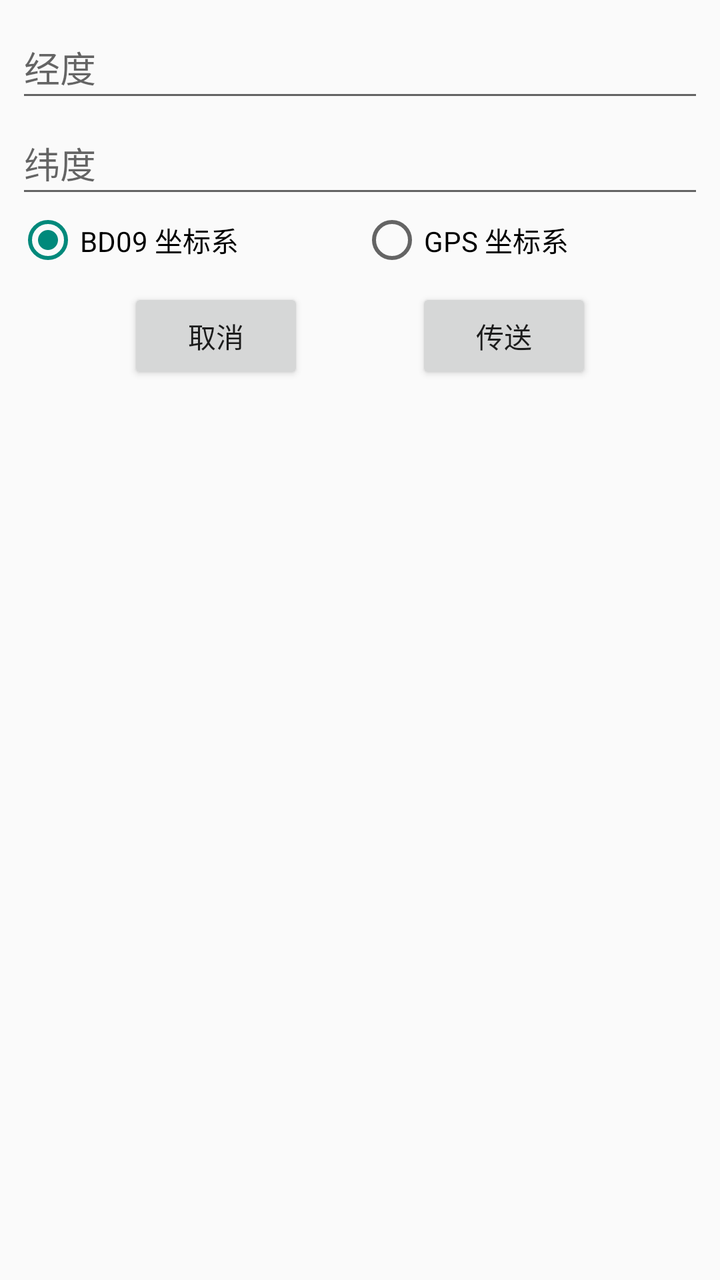
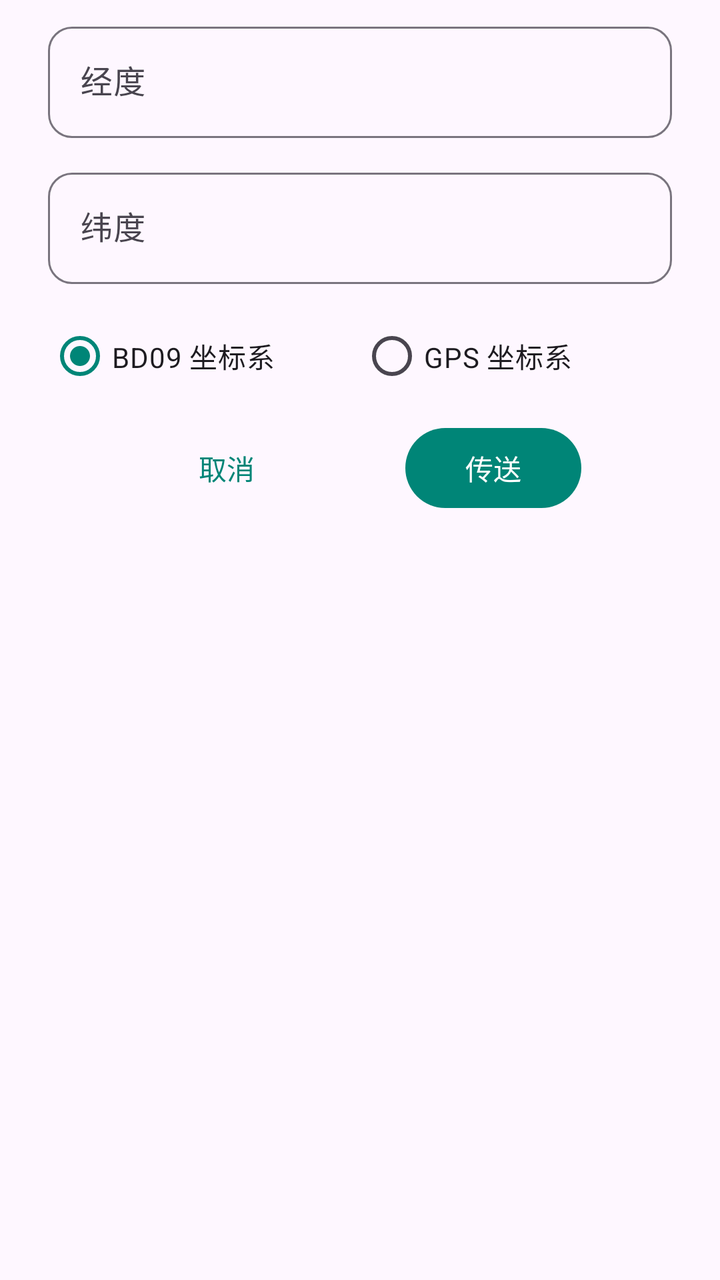

Compare the two renders of this Android layout. The source of the first and the diff that turns it into the second are given below.
<!-- AndroidManifest.xml: application theme AppTheme -->
<!-- res/layout/location_input.xml -->
<?xml version="1.0" encoding="utf-8"?>
<LinearLayout xmlns:android="http://schemas.android.com/apk/res/android"
    android:layout_width="match_parent"
    android:layout_height="wrap_content"
    android:orientation="vertical">

    <EditText
        android:id="@+id/joystick_longitude"
        android:layout_width="match_parent"
        android:layout_height="wrap_content"
        android:layout_marginStart="8dp"
        android:layout_marginTop="8dp"
        android:layout_marginEnd="8dp"
        android:autofillHints="longitude"
        android:hint="@string/label_longitude"
        android:inputType="numberDecimal"
        android:digits="-0123456789."
        android:minHeight="48dp" />

    <EditText
        android:id="@+id/joystick_latitude"
        android:layout_width="match_parent"
        android:layout_height="wrap_content"
        android:layout_marginStart="8dp"
        android:layout_marginEnd="8dp"
        android:autofillHints="latitude"
        android:hint="@string/label_latitude"
        android:inputType="numberDecimal"
        android:digits="-0123456789."
        android:minHeight="48dp" />

    <RadioGroup
        android:id="@+id/RadioGroupMapType"
        android:layout_width="match_parent"
        android:layout_height="wrap_content"
        android:layout_marginStart="8dp"
        android:layout_marginEnd="8dp"
        android:orientation="horizontal">

        <RadioButton
            android:id="@+id/pos_type_bd"
            android:layout_width="match_parent"
            android:layout_height="wrap_content"
            android:layout_weight="1"
            android:checked="true"
            android:text="@string/input_position_baidu" />

        <RadioButton
            android:layout_width="match_parent"
            android:layout_height="wrap_content"
            android:layout_weight="1"
            android:text="@string/input_position_gps" />
    </RadioGroup>


    <LinearLayout
        android:layout_width="match_parent"
        android:layout_height="wrap_content"
        android:layout_margin="8dp"
        android:orientation="horizontal">

        <Space
            android:layout_width="0dp"
            android:layout_height="wrap_content"
            android:layout_weight="1" />

        <Button
            android:id="@+id/input_position_cancel"
            android:layout_width="wrap_content"
            android:layout_height="wrap_content"
            android:text="@string/input_position_cancel"/>

        <Space
            android:layout_width="0dp"
            android:layout_height="wrap_content"
            android:layout_weight="1" />
        <Button
            android:id="@+id/input_position_ok"
            android:layout_width="wrap_content"
            android:layout_height="wrap_content"
            android:text="@string/input_position_ok"/>

        <Space
            android:layout_width="0dp"
            android:layout_height="wrap_content"
            android:layout_weight="1" />

    </LinearLayout>
</LinearLayout>
<!-- resources referenced by this layout -->
<resources>
  <string name="input_position_baidu">BD09 坐标系</string>
  <string name="input_position_cancel">取消</string>
  <string name="input_position_gps">GPS 坐标系</string>
  <string name="input_position_ok">传送</string>
  <string name="label_latitude">纬度</string>
  <string name="label_longitude">经度</string>
  <style name="AppTheme" parent="Theme.AppCompat.Light.DarkActionBar">
          <item name="colorPrimary">@color/colorPrimary</item>
          <item name="colorPrimaryDark">@color/colorPrimary</item>
          <item name="colorAccent">@color/colorAccent</item>
          <item name="buttonStyle">@style/AppTheme.Button</item>
          <item name="android:statusBarColor">@android:color/transparent</item>
      </style>
  <color name="colorPrimary">#ff008577</color>
  <color name="colorAccent">#ff00897B</color>
  <style name="AppTheme.Button" parent="Widget.AppCompat.Button.Colored">
          <item name="colorButtonNormal">@color/colorAccent</item>
      </style>
</resources>

<!-- the commit's change to res/layout/location_input.xml (unified diff, before → after) -->
@@ -2,51 +2,62 @@
 <LinearLayout xmlns:android="http://schemas.android.com/apk/res/android"
     android:layout_width="match_parent"
     android:layout_height="wrap_content"
-    android:orientation="vertical">
+    android:orientation="vertical"
+    android:paddingStart="24dp"
+    android:paddingTop="8dp"
+    android:paddingEnd="24dp"
+    android:paddingBottom="8dp">
 
-    <EditText
-        android:id="@+id/joystick_longitude"
+    <com.google.android.material.textfield.TextInputLayout
+        style="@style/Widget.App.RoundedTextInput"
         android:layout_width="match_parent"
         android:layout_height="wrap_content"
-        android:layout_marginStart="8dp"
-        android:layout_marginTop="8dp"
-        android:layout_marginEnd="8dp"
-        android:autofillHints="longitude"
-        android:hint="@string/label_longitude"
-        android:inputType="numberDecimal"
-        android:digits="-0123456789."
-        android:minHeight="48dp" />
+        android:hint="@string/label_longitude">
+        <com.google.android.material.textfield.TextInputEditText
+            android:id="@+id/joystick_longitude"
+            android:layout_width="match_parent"
+            android:layout_height="wrap_content"
+            android:autofillHints="longitude"
+            android:inputType="numberDecimal"
+            android:digits="-0123456789."
+            android:singleLine="true"
+            android:minHeight="48dp" />
+    </com.google.android.material.textfield.TextInputLayout>
 
-    <EditText
-        android:id="@+id/joystick_latitude"
+    <com.google.android.material.textfield.TextInputLayout
+        style="@style/Widget.App.RoundedTextInput"
         android:layout_width="match_parent"
         android:layout_height="wrap_content"
-        android:layout_marginStart="8dp"
-        android:layout_marginEnd="8dp"
-        android:autofillHints="latitude"
-        android:hint="@string/label_latitude"
-        android:inputType="numberDecimal"
-        android:digits="-0123456789."
-        android:minHeight="48dp" />
+        android:layout_marginTop="12dp"
+        android:hint="@string/label_latitude">
+        <com.google.android.material.textfield.TextInputEditText
+            android:id="@+id/joystick_latitude"
+            android:layout_width="match_parent"
+            android:layout_height="wrap_content"
+            android:autofillHints="latitude"
+            android:inputType="numberDecimal"
+            android:digits="-0123456789."
+            android:singleLine="true"
+            android:minHeight="48dp" />
+    </com.google.android.material.textfield.TextInputLayout>
 
     <RadioGroup
         android:id="@+id/RadioGroupMapType"
         android:layout_width="match_parent"
         android:layout_height="wrap_content"
-        android:layout_marginStart="8dp"
-        android:layout_marginEnd="8dp"
+        android:layout_marginTop="12dp"
         android:orientation="horizontal">
 
-        <RadioButton
+        <com.google.android.material.radiobutton.MaterialRadioButton
             android:id="@+id/pos_type_bd"
-            android:layout_width="match_parent"
+            android:layout_width="0dp"
             android:layout_height="wrap_content"
             android:layout_weight="1"
             android:checked="true"
             android:text="@string/input_position_baidu" />
 
-        <RadioButton
-            android:layout_width="match_parent"
+        <com.google.android.material.radiobutton.MaterialRadioButton
+            android:layout_width="0dp"
             android:layout_height="wrap_content"
             android:layout_weight="1"
             android:text="@string/input_position_gps" />
@@ -56,7 +67,7 @@
     <LinearLayout
         android:layout_width="match_parent"
         android:layout_height="wrap_content"
-        android:layout_margin="8dp"
+        android:layout_marginTop="8dp"
         android:orientation="horizontal">
 
         <Space
@@ -64,8 +75,9 @@
             android:layout_height="wrap_content"
             android:layout_weight="1" />
 
-        <Button
+        <com.google.android.material.button.MaterialButton
             android:id="@+id/input_position_cancel"
+            style="@style/Widget.Material3.Button.TextButton"
             android:layout_width="wrap_content"
             android:layout_height="wrap_content"
             android:text="@string/input_position_cancel"/>
@@ -74,7 +86,7 @@
             android:layout_width="0dp"
             android:layout_height="wrap_content"
             android:layout_weight="1" />
-        <Button
+        <com.google.android.material.button.MaterialButton
             android:id="@+id/input_position_ok"
             android:layout_width="wrap_content"
             android:layout_height="wrap_content"
<!-- resource entries referenced after the edit -->
@@ -6,17 +6,26 @@
   <string name="input_position_ok">传送</string>
   <string name="label_latitude">纬度</string>
   <string name="label_longitude">经度</string>
-  <style name="AppTheme" parent="Theme.AppCompat.Light.DarkActionBar">
+  <style name="Widget.App.RoundedTextInput" parent="Widget.Material3.TextInputLayout.OutlinedBox">
+          <item name="shapeAppearance">@style/ShapeAppearance.App.InputBox</item>
+      </style>
+  <style name="AppTheme" parent="Theme.Material3.DayNight.NoActionBar">
           <item name="colorPrimary">@color/colorPrimary</item>
-          <item name="colorPrimaryDark">@color/colorPrimary</item>
+          <item name="colorOnPrimary">#FFFFFF</item>
+          <item name="colorPrimaryContainer">#A4F1E1</item>
+          <item name="colorOnPrimaryContainer">#00201A</item>
+          <item name="colorSecondary">@color/colorAccent</item>
           <item name="colorAccent">@color/colorAccent</item>
-          <item name="buttonStyle">@style/AppTheme.Button</item>
-          <item name="android:statusBarColor">@android:color/transparent</item>
+          <item name="android:statusBarColor">?attr/colorSurface</item>
+          <item name="android:navigationBarColor">?attr/colorSurface</item>
+          <item name="android:windowLightStatusBar">true</item>
+          <item name="android:windowLightNavigationBar">true</item>
+          <item name="materialAlertDialogTheme">@style/ThemeOverlay.Material3.MaterialAlertDialog</item>
+      </style>
+  <style name="ShapeAppearance.App.InputBox" parent="ShapeAppearance.Material3.Corner.Medium">
+          <item name="cornerSize">12dp</item>
       </style>
   <color name="colorPrimary">#ff008577</color>
   <color name="colorAccent">#ff00897B</color>
-  <style name="AppTheme.Button" parent="Widget.AppCompat.Button.Colored">
-          <item name="colorButtonNormal">@color/colorAccent</item>
-      </style>
 </resources>
 
